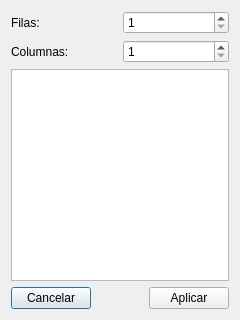
Before: the Qt Designer form ImageViewer/convdialog.ui in diegoamusicr/DiegoAmableTCG, drawn with Qt 5.
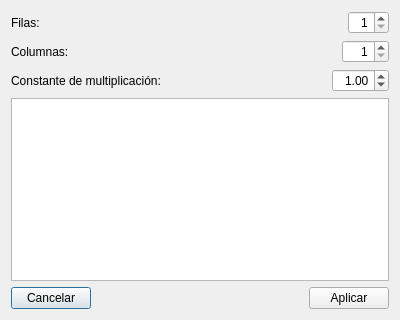
After: the same form once the commit is applied.

What changed in the file:
```diff
--- a/ImageViewer/convdialog.ui
+++ b/ImageViewer/convdialog.ui
@@ -6,7 +6,7 @@
    <rect>
     <x>0</x>
     <y>0</y>
-    <width>240</width>
+    <width>400</width>
     <height>320</height>
    </rect>
   </property>
@@ -23,8 +23,24 @@
        </property>
       </widget>
      </item>
+     <item>
+      <spacer name="horizontalSpacer_2">
+       <property name="orientation">
+        <enum>Qt::Horizontal</enum>
+       </property>
+       <property name="sizeHint" stdset="0">
+        <size>
+         <width>18</width>
+         <height>20</height>
+        </size>
+       </property>
+      </spacer>
+     </item>
      <item>
       <widget class="QSpinBox" name="spinBoxFilas">
+       <property name="alignment">
+        <set>Qt::AlignRight|Qt::AlignTrailing|Qt::AlignVCenter</set>
+       </property>
        <property name="minimum">
         <number>1</number>
        </property>
@@ -44,8 +60,24 @@
        </property>
       </widget>
      </item>
+     <item>
+      <spacer name="horizontalSpacer_3">
+       <property name="orientation">
+        <enum>Qt::Horizontal</enum>
+       </property>
+       <property name="sizeHint" stdset="0">
+        <size>
+         <width>28</width>
+         <height>20</height>
+        </size>
+       </property>
+      </spacer>
+     </item>
      <item>
       <widget class="QSpinBox" name="spinBoxColumnas">
+       <property name="alignment">
+        <set>Qt::AlignRight|Qt::AlignTrailing|Qt::AlignVCenter</set>
+       </property>
        <property name="minimum">
         <number>1</number>
        </property>
@@ -56,6 +88,43 @@
      </item>
     </layout>
    </item>
+   <item>
+    <layout class="QHBoxLayout" name="horizontalLayout_4">
+     <item>
+      <widget class="QLabel" name="label_3">
+       <property name="text">
+        <string>Constante de multiplicación:</string>
+       </property>
+      </widget>
+     </item>
+     <item>
+      <spacer name="horizontalSpacer_4">
+       <property name="orientation">
+        <enum>Qt::Horizontal</enum>
+       </property>
+       <property name="sizeHint" stdset="0">
+        <size>
+         <width>40</width>
+         <height>20</height>
+        </size>
+       </property>
+      </spacer>
+     </item>
+     <item>
+      <widget class="QDoubleSpinBox" name="spinBoxConst">
+       <property name="alignment">
+        <set>Qt::AlignRight|Qt::AlignTrailing|Qt::AlignVCenter</set>
+       </property>
+       <property name="singleStep">
+        <double>0.050000000000000</double>
+       </property>
+       <property name="value">
+        <double>1.000000000000000</double>
+       </property>
+      </widget>
+     </item>
+    </layout>
+   </item>
    <item>
     <widget class="QTableWidget" name="tableConv">
      <property name="sizeAdjustPolicy">
```
Left out of the diff: 3 changed lines with no effect on the pictures.
